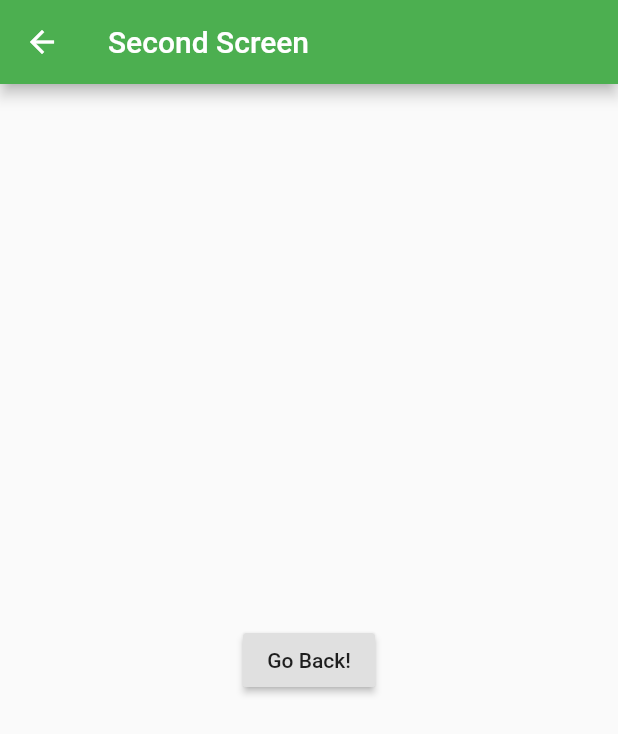
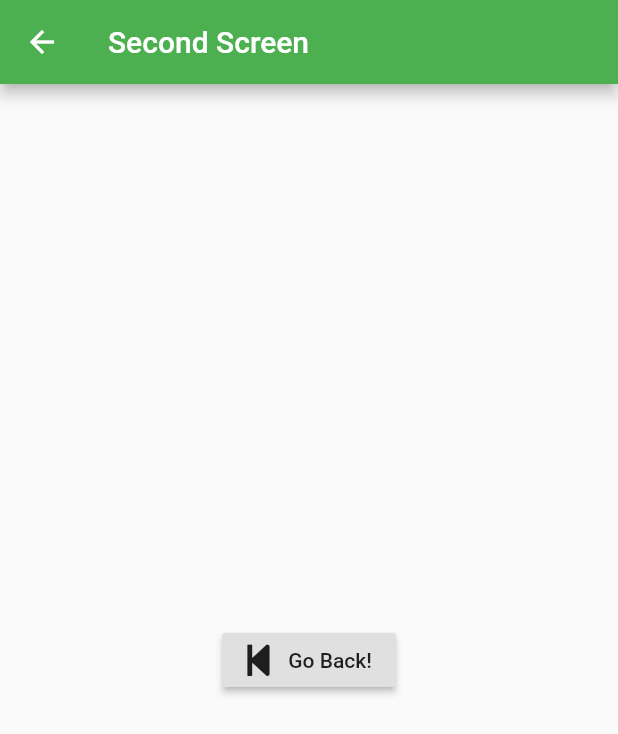
Before and after one commit to milochen0418/hello-flutter, a Flutter app: the SecondPage screen opened directly, on a phone screen of 412 x 824 dp. Shown: the top 734 px of the screen. Run offline on Flutter 3.47's test engine with Material 2 defaults, Android fonts, the phone set to English and light mode, and no system bars; our stand-ins replace font_awesome_flutter.

Commit message:
Change second page back button

```diff
--- a/my_app/lib/main.dart
+++ b/my_app/lib/main.dart
@@ -83,11 +83,12 @@ class SecondPage extends StatelessWidget {
         title: Text('Second Screen')
       ),
       body: Center(
-        child: RaisedButton(
+        child: RaisedButton.icon(
           onPressed: () {
             Navigator.pop(context);
           },
-          child: Text('Go Back!'),
+          label: Text('Go Back!'),
+          icon: Icon(FontAwesomeIcons.stepBackward)
         )
       )
     );
```
